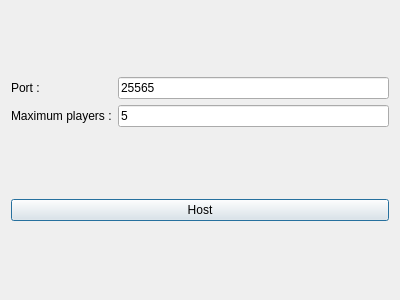
Before: the Qt Designer form UI/host_window.ui in sbordeyne/DnDApp, drawn with Qt 5.
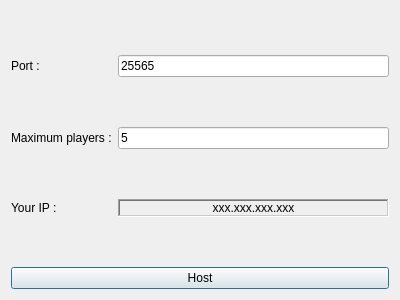
After: the same form once the commit is applied.

Commit message: updated the host window gui to show host IP.

What changed in the file:
```diff
--- a/UI/host_window.ui
+++ b/UI/host_window.ui
@@ -26,7 +26,7 @@
    </item>
    <item row="1" column="1">
     <layout class="QGridLayout" name="layout_host_window">
-     <item row="1" column="1">
+     <item row="3" column="1">
       <widget class="QLineEdit" name="lineedit_maximumplayers">
        <property name="inputMethodHints">
         <set>Qt::ImhFormattedNumbersOnly</set>
@@ -36,14 +36,14 @@
        </property>
       </widget>
      </item>
-     <item row="1" column="0">
+     <item row="3" column="0">
       <widget class="QLabel" name="label_2">
        <property name="text">
         <string>Maximum players :</string>
        </property>
       </widget>
      </item>
-     <item row="0" column="1">
+     <item row="1" column="1">
       <widget class="QLineEdit" name="lineedit_port">
        <property name="inputMethodHints">
         <set>Qt::ImhFormattedNumbersOnly</set>
@@ -56,13 +56,91 @@
        </property>
       </widget>
      </item>
-     <item row="0" column="0">
+     <item row="1" column="0">
       <widget class="QLabel" name="label">
        <property name="text">
         <string>Port :</string>
        </property>
       </widget>
      </item>
+     <item row="4" column="1">
+      <spacer name="verticalSpacer">
+       <property name="orientation">
+        <enum>Qt::Vertical</enum>
+       </property>
+       <property name="sizeHint" stdset="0">
+        <size>
+         <width>20</width>
+         <height>40</height>
+        </size>
+       </property>
+      </spacer>
+     </item>
+     <item row="2" column="1">
+      <spacer name="verticalSpacer_2">
+       <property name="orientation">
+        <enum>Qt::Vertical</enum>
+       </property>
+       <property name="sizeHint" stdset="0">
+        <size>
+         <width>20</width>
+         <height>40</height>
+        </size>
+       </property>
+      </spacer>
+     </item>
+     <item row="6" column="1">
+      <spacer name="verticalSpacer_3">
+       <property name="orientation">
+        <enum>Qt::Vertical</enum>
+       </property>
+       <property name="sizeHint" stdset="0">
+        <size>
+         <width>20</width>
+         <height>40</height>
+        </size>
+       </property>
+      </spacer>
+     </item>
+     <item row="5" column="1">
+      <widget class="QLabel" name="display_host_ip">
+       <property name="whatsThis">
+        <string>Your IP to give to your friends that want to connect to your game.</string>
+       </property>
+       <property name="frameShape">
+        <enum>QFrame::WinPanel</enum>
+       </property>
+       <property name="frameShadow">
+        <enum>QFrame::Sunken</enum>
+       </property>
+       <property name="text">
+        <string>xxx.xxx.xxx.xxx</string>
+       </property>
+       <property name="alignment">
+        <set>Qt::AlignCenter</set>
+       </property>
+      </widget>
+     </item>
+     <item row="5" column="0">
+      <widget class="QLabel" name="label_3">
+       <property name="text">
+        <string>Your IP :</string>
+       </property>
+      </widget>
+     </item>
+     <item row="0" column="1">
+      <spacer name="verticalSpacer_4">
+       <property name="orientation">
+        <enum>Qt::Vertical</enum>
+       </property>
+       <property name="sizeHint" stdset="0">
+        <size>
+         <width>20</width>
+         <height>40</height>
+        </size>
+       </property>
+      </spacer>
+     </item>
     </layout>
    </item>
   </layout>
```
The commit also changes 4 other files.
